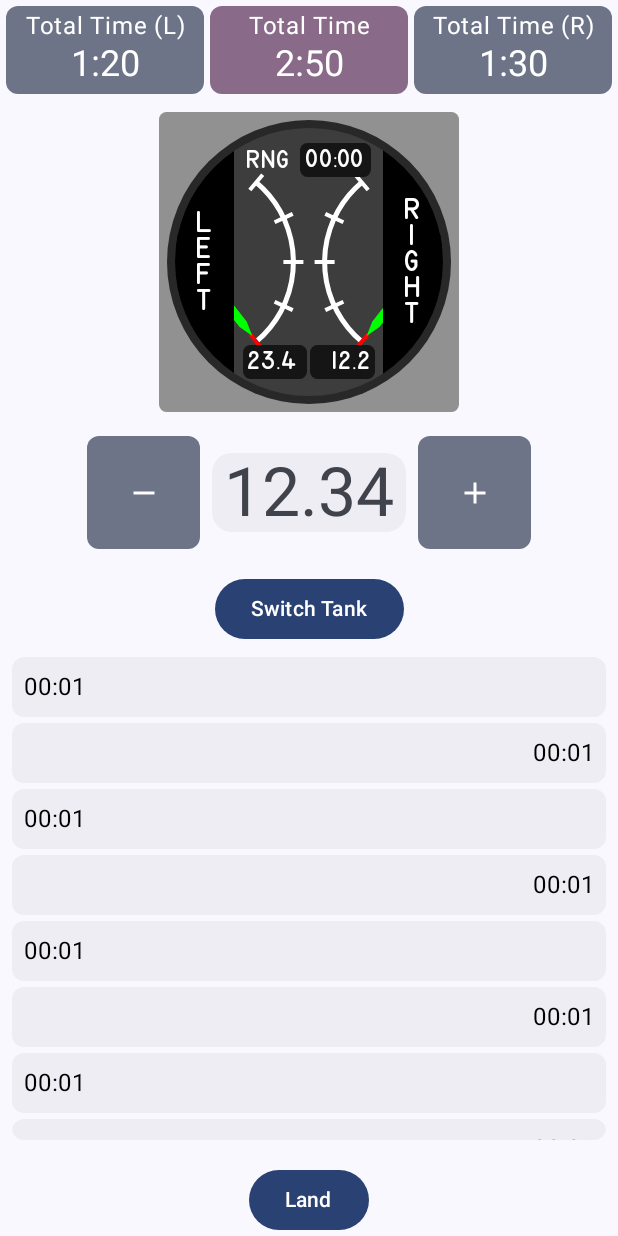
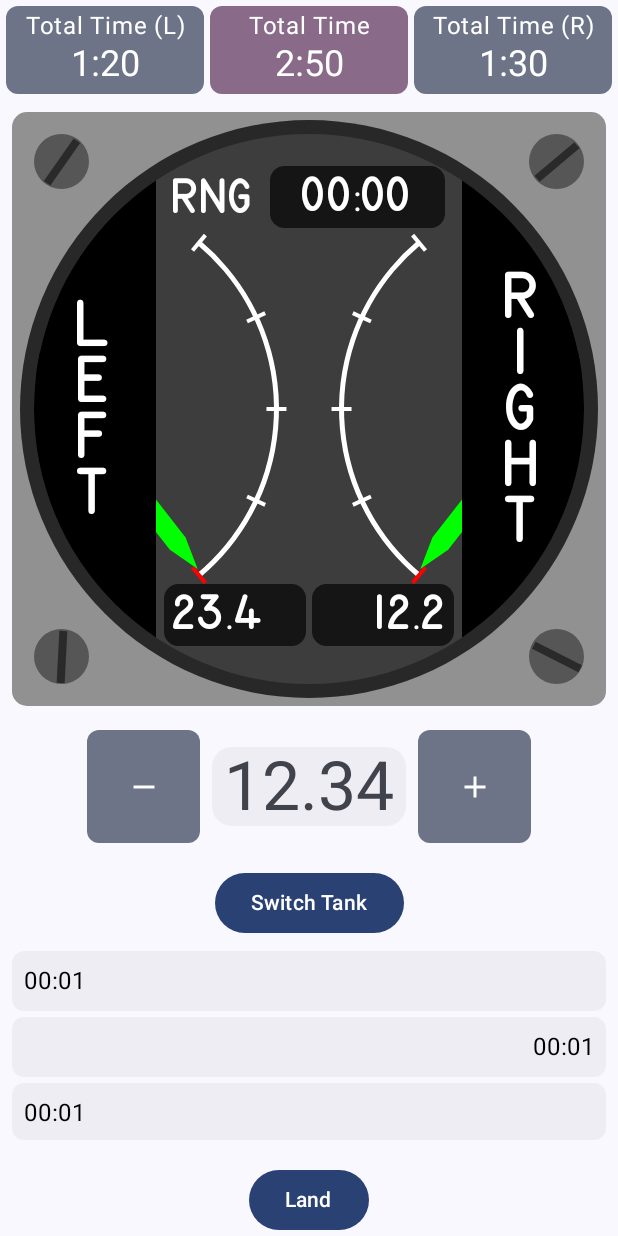
Before and after one commit to Playdric/tank-balancer, an Android app built with Jetpack Compose: the @Preview function PreviewBalancerScreen, on a phone screen of 412 x 824 dp. Run offline under Robolectric (Android 15) with nearby library versions, the phone set to English and light mode, and no system bars.

Commit message:
feat: CombinedFuelGauge is now responsive to any size

```diff
--- a/presentation/src/main/java/com/cedric/tankbalancer/presentation/composable/CombinedFuelGauge.kt
+++ b/presentation/src/main/java/com/cedric/tankbalancer/presentation/composable/CombinedFuelGauge.kt
@@ -3,11 +3,13 @@ package com.cedric.tankbalancer.presentation.composable
 import androidx.compose.foundation.Canvas
 import androidx.compose.foundation.background
 import androidx.compose.foundation.layout.Box
+import androidx.compose.foundation.layout.BoxWithConstraints
 import androidx.compose.foundation.layout.Row
 import androidx.compose.foundation.layout.Spacer
 import androidx.compose.foundation.layout.aspectRatio
 import androidx.compose.foundation.layout.fillMaxHeight
 import androidx.compose.foundation.layout.fillMaxSize
+import androidx.compose.foundation.layout.fillMaxWidth
 import androidx.compose.foundation.layout.height
 import androidx.compose.foundation.layout.padding
 import androidx.compose.foundation.layout.size
@@ -22,21 +24,26 @@ import androidx.compose.ui.Modifier
 import androidx.compose.ui.draw.clip
 import androidx.compose.ui.graphics.Color
 import androidx.compose.ui.graphics.Path
+import androidx.compose.ui.graphics.TransformOrigin
 import androidx.compose.ui.graphics.drawscope.Fill
 import androidx.compose.ui.graphics.drawscope.Stroke
 import androidx.compose.ui.graphics.drawscope.rotate
 import androidx.compose.ui.graphics.drawscope.scale
 import androidx.compose.ui.graphics.drawscope.translate
+import androidx.compose.ui.graphics.graphicsLayer
 import androidx.compose.ui.text.PlatformTextStyle
 import androidx.compose.ui.text.TextStyle
 import androidx.compose.ui.text.style.LineHeightStyle
 import androidx.compose.ui.text.style.TextAlign
 import androidx.compose.ui.tooling.preview.Preview
 import androidx.compose.ui.unit.Dp
+import androidx.compose.ui.unit.TextUnit
+import androidx.compose.ui.unit.TextUnitType
 import androidx.compose.ui.unit.dp
 import androidx.compose.ui.unit.em
 import com.cedric.tankbalancer.presentation.theme.TankBalancerTheme
 import com.cedric.tankbalancer.presentation.theme.milSpec
+import kotlin.random.Random
 
 @Composable
 fun CombinedFuelGauge(
@@ -53,21 +60,52 @@ fun CombinedFuelGauge(
     val leftRotation = minRotation + (maxRotation - minRotation) * leftPercent.coerceIn(0.0, 1.0)
     val rightRotation = -(minRotation + (maxRotation - minRotation) * rightPercent.coerceIn(0.0, 1.0))
 
-    Box(
+
+    BoxWithConstraints(
         modifier = modifier
-            .fillMaxHeight()
+            .fillMaxWidth()
             .aspectRatio(1F)
-            .clip(RoundedCornerShape(5.dp))
+            .clip(RoundedCornerShape(10.dp))
             .background(Color(0xFF919191))
             .padding(5.dp)
     ) {
+        val three = maxWidth * 0.015F
+        val five = maxWidth * 0.025F
+        val oneSevenZero = maxWidth * 0.88F
+
+        val w = this@BoxWithConstraints.maxWidth
+
+        // Top Start Screw
+        Screw(
+            modifier = Modifier
+                .fillMaxSize()
+                .padding(start = five, top = five, bottom = oneSevenZero, end = oneSevenZero)
+        )
+        // Top End Screw
+        Screw(
+            modifier = Modifier
+                .fillMaxSize()
+                .padding(start = oneSevenZero, top = five, bottom = oneSevenZero, end = five)
+        )
+        // Bottom Start Screw
+        Screw(
+            modifier = Modifier
+                .fillMaxSize()
+                .padding(start = five, top = oneSevenZero, bottom = five, end = oneSevenZero)
+        )
+        // Bottom End Screw
+        Screw(
+            modifier = Modifier
+                .fillMaxSize()
+                .padding(start = oneSevenZero, top = oneSevenZero, bottom = five, end = five)
+        )
 
         Box(
             modifier = Modifier
                 .fillMaxSize()
                 .clip(CircleShape)
                 .background(Color(0xFF282828))
-                .padding(5.dp)
+                .padding(five)
         ) {
 
             Box(
@@ -80,31 +118,37 @@ fun CombinedFuelGauge(
                 ArcWithGraduations(
                     modifier = Modifier
                         .fillMaxSize()
-                        .padding(20.dp)
+                        .padding(w * 0.1F)
                 )
                 Box(
                     modifier = Modifier
                         .fillMaxSize()
-                        .padding(top = 10.dp),
+                        .padding(top = w * 0.055F),
                     contentAlignment = Alignment.TopCenter
 
                 ) {
                     Row(
-                        modifier = Modifier.padding(horizontal = 48.dp),
+                        modifier = Modifier.padding(horizontal = w * 0.24F),
                         verticalAlignment = Alignment.CenterVertically,
                     ) {
-                        Text(text = "RNG", color = Color.White, style = MaterialTheme.typography.milSpec.bodySmall)
-                        Spacer(modifier = Modifier.width(5.dp))
+                        Text(
+                            text = "RNG",
+                            color = Color.White,
+                            style = MaterialTheme.typography.milSpec.bodySmall,
+                            fontSize = TextUnit(value = w.value * 0.06F, type = TextUnitType.Sp)
+                        )
+                        Spacer(modifier = Modifier.width(five))
                         Text(
                             modifier = Modifier
                                 .weight(1F)
-                                .clip(RoundedCornerShape(5.dp))
+                                .clip(RoundedCornerShape(five))
                                 .background(Color(0xFF151515))
-                                .padding(3.dp),
+                                .padding(three),
                             text = range,
                             style = MaterialTheme.typography.milSpec.bodySmall,
                             color = Color.White,
-                            textAlign = TextAlign.Center
+                            textAlign = TextAlign.Center,
+                            fontSize = TextUnit(value = w.value * 0.06F, type = TextUnitType.Sp)
                         )
                     }
 
@@ -112,37 +156,39 @@ fun CombinedFuelGauge(
                 Box(
                     modifier = Modifier
                         .fillMaxSize()
-                        .padding(bottom = 11.dp),
+                        .padding(bottom = w * 0.065F),
                     contentAlignment = Alignment.BottomCenter
 
                 ) {
                     Row(
-                        modifier = Modifier.padding(horizontal = 45.dp),
+                        modifier = Modifier.padding(horizontal = w * 0.225F),
                         verticalAlignment = Alignment.CenterVertically
                     ) {
 
                         Text(
                             modifier = Modifier
                                 .weight(1F)
-                                .clip(RoundedCornerShape(5.dp))
+                                .clip(RoundedCornerShape(five))
                                 .background(Color(0xFF151515))
-                                .padding(3.dp),
+                                .padding(three),
                             text = leftQuantity,
                             style = MaterialTheme.typography.milSpec.bodySmall,
                             color = Color.White,
-                            textAlign = TextAlign.Left
+                            textAlign = TextAlign.Left,
+                            fontSize = TextUnit(value = w.value * 0.06F, type = TextUnitType.Sp)
                         )
-                        Spacer(modifier = Modifier.width(2.dp))
+                        Spacer(modifier = Modifier.width(w * 0.01F))
                         Text(
                             modifier = Modifier
                                 .weight(1F)
-                                .clip(RoundedCornerShape(5.dp))
+                                .clip(RoundedCornerShape(five))
                                 .background(Color(0xFF151515))
-                                .padding(3.dp),
+                                .padding(three),
                             text = rightQuantity,
                             style = MaterialTheme.typography.milSpec.bodySmall,
                             color = Color.White,
-                            textAlign = TextAlign.Right
+                            textAlign = TextAlign.Right,
+                            fontSize = TextUnit(value = w.value * 0.06F, type = TextUnitType.Sp)
                         )
                     }
                 }
@@ -152,7 +198,7 @@ fun CombinedFuelGauge(
                     verticalAlignment = Alignment.CenterVertically
                 ) {
                     val handWeight = 0.2F
-                    val handSize = 125.dp
+                    val handSize = w * 0.7F
                     Box(
                         modifier = Modifier
                             .weight(handWeight)
@@ -185,7 +231,8 @@ fun CombinedFuelGauge(
                         contentAlignment = Alignment.Center
                     ) {
                         VerticalText(
-                            text = "LEFT"
+                            text = "LEFT",
+                            fontSize = TextUnit(value = w.value * 0.08F, type = TextUnitType.Sp)
                         )
                     }
                     Spacer(modifier = Modifier.weight(1F))
@@ -197,7 +244,8 @@ fun CombinedFuelGauge(
                         contentAlignment = Alignment.Center
                     ) {
                         VerticalText(
-                            text = "RIGHT"
+                            text = "RIGHT",
+                            fontSize = TextUnit(value = w.value * 0.08F, type = TextUnitType.Sp)
                         )
                     }
                 }
@@ -210,7 +258,7 @@ fun CombinedFuelGauge(
 }
 
 @Composable
-private fun VerticalText(modifier: Modifier = Modifier, text: String) {
+private fun VerticalText(modifier: Modifier = Modifier, text: String, fontSize: TextUnit) {
     Text(
         modifier = modifier,
         text = text.toCharArray().joinToString("\n"),
@@ -228,6 +276,7 @@ private fun VerticalText(modifier: Modifier = Modifier, text: String) {
             )
         ),
         textAlign = TextAlign.Center,
+        fontSize = fontSize
     )
 }
 
@@ -291,21 +340,6 @@ fun ArcWithGraduations(modifier: Modifier) {
 
 }
 
-@Preview
-@Composable
-fun ArcWithGraduationsPreview(modifier: Modifier = Modifier) {
-    TankBalancerTheme {
-        Box(
-            modifier = Modifier
-                .size(70.dp)
-                .background(Color.Gray),
-            contentAlignment = Alignment.Center
-        ) {
-            ArcWithGraduations(Modifier)
-        }
-    }
-}
-
 @Composable
 fun GaugeHand(handSize: Dp = 50.dp, rotation: Double = 0.0) {
     Canvas(
@@ -340,10 +374,61 @@ fun GaugeHand(handSize: Dp = 50.dp, rotation: Double = 0.0) {
     }
 }
 
+@Composable
+fun Screw(modifier: Modifier = Modifier) {
+    Box(
+        modifier = modifier
+            .fillMaxSize()
+            .clip(CircleShape)
+            .background(Color(0xFF565656)),
+        contentAlignment = Alignment.Center
+    ) {
+        Box(
+            modifier = Modifier
+                .fillMaxWidth(0.95F)
+                .fillMaxHeight(0.15F)
+                .graphicsLayer {
+                    this.transformOrigin = TransformOrigin.Center
+                    this.rotationZ = Random.nextInt(0, 360).toFloat()
+                }
+                .background(Color(0xFF2A2A2A))
+        )
+    }
+}
 
 @Preview
 @Composable
-fun GaugeHandPreview(modifier: Modifier = Modifier) {
+fun ScrewPreview() {
+    TankBalancerTheme {
+        Box(
+            modifier = Modifier
+                .size(20.dp)
+                .background(Color.Gray),
+            contentAlignment = Alignment.Center
+        ) {
+            Screw(Modifier)
+        }
+    }
+}
+
+@Preview
+@Composable
+fun ArcWithGraduationsPreview() {
+    TankBalancerTheme {
+        Box(
+            modifier = Modifier
+                .size(70.dp)
+                .background(Color.Gray),
+            contentAlignment = Alignment.Center
+        ) {
+            ArcWithGraduations(Modifier)
+        }
+    }
+}
+
+@Preview
+@Composable
+fun GaugeHandPreview() {
     TankBalancerTheme {
         Box(
             modifier = Modifier
@@ -358,7 +443,7 @@ fun GaugeHandPreview(modifier: Modifier = Modifier) {
 
 @Preview
 @Composable
-fun CombinedFuelGaugePreview(modifier: Modifier = Modifier) {
+fun CombinedFuelGaugePreview1() {
     TankBalancerTheme {
         Box(
             modifier = Modifier
@@ -367,10 +452,25 @@ fun CombinedFuelGaugePreview(modifier: Modifier = Modifier) {
             contentAlignment = Alignment.Center
         ) {
             CombinedFuelGauge(
-                modifier = Modifier
-                    .height(200.dp)
-                    .width(200.dp),
+                modifier = Modifier.fillMaxWidth(),
             )
         }
     }
 }
+
+@Preview
+@Composable
+fun CombinedFuelGaugePreview() {
+    TankBalancerTheme {
+        Box(
+            modifier = Modifier
+                .size(250.dp)
+                .background(Color.White),
+            contentAlignment = Alignment.Center
+        ) {
+            CombinedFuelGauge(
+                modifier = Modifier.fillMaxWidth(),
+            )
+        }
+    }
+}
--- a/presentation/src/main/java/com/cedric/tankbalancer/presentation/screen/balancer/BalancerScreen.kt
+++ b/presentation/src/main/java/com/cedric/tankbalancer/presentation/screen/balancer/BalancerScreen.kt
@@ -94,21 +94,17 @@ fun BalancerScreenContent(
         Row(
             modifier = Modifier
                 .fillMaxWidth()
-                .height(200.dp),
+                .padding(horizontal = MaterialTheme.spacing.medium),
             horizontalArrangement = Arrangement.Center
         ) {
-            Box(modifier = Modifier.height(200.dp)) {
-                Row {
             CombinedFuelGauge(
+                modifier = Modifier.fillMaxWidth(),
                 leftPercent = uiState.leftTankFuelPercent,
                 rightPercent = uiState.rightTankFuelPercent,
                 leftQuantity = uiState.leftTankFuel,
                 rightQuantity = uiState.rightTankFuel,
                 range = uiState.range
             )
-
-                }
-            }
 
         }
         Spacer(modifier = Modifier.height(MaterialTheme.spacing.medium))
```
Lines whose indentation alone changed are shown as unchanged.
